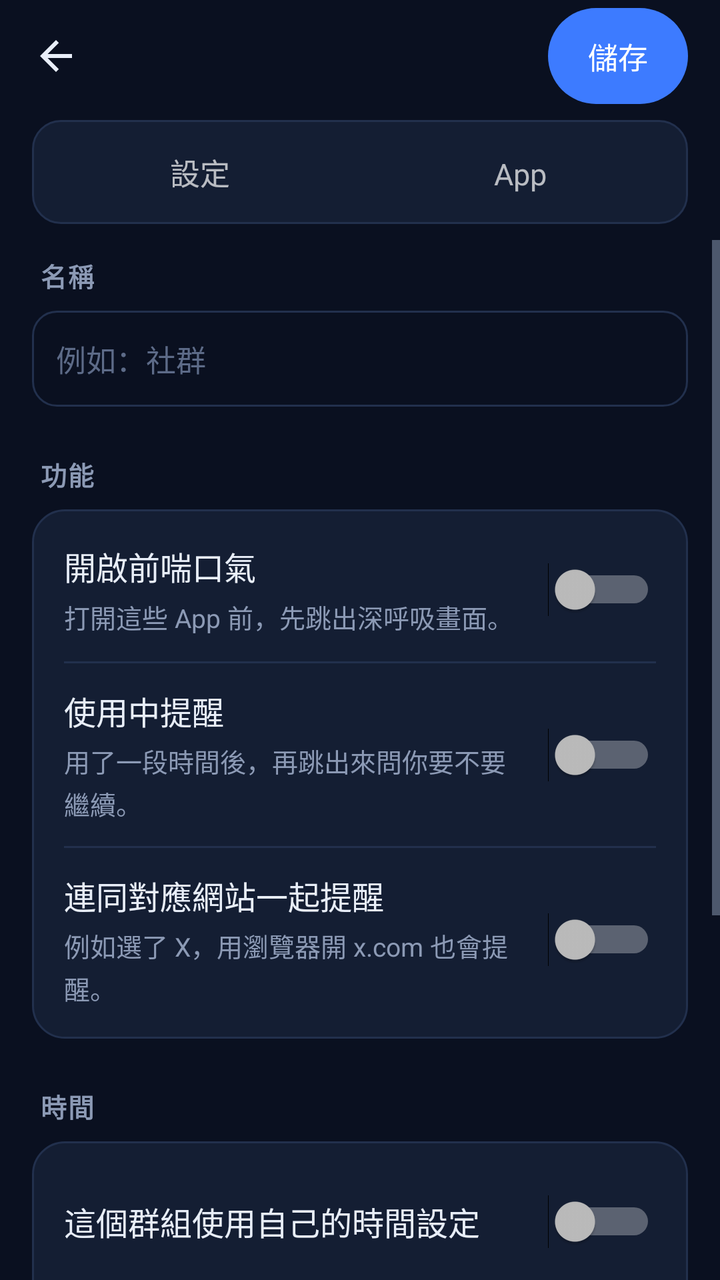
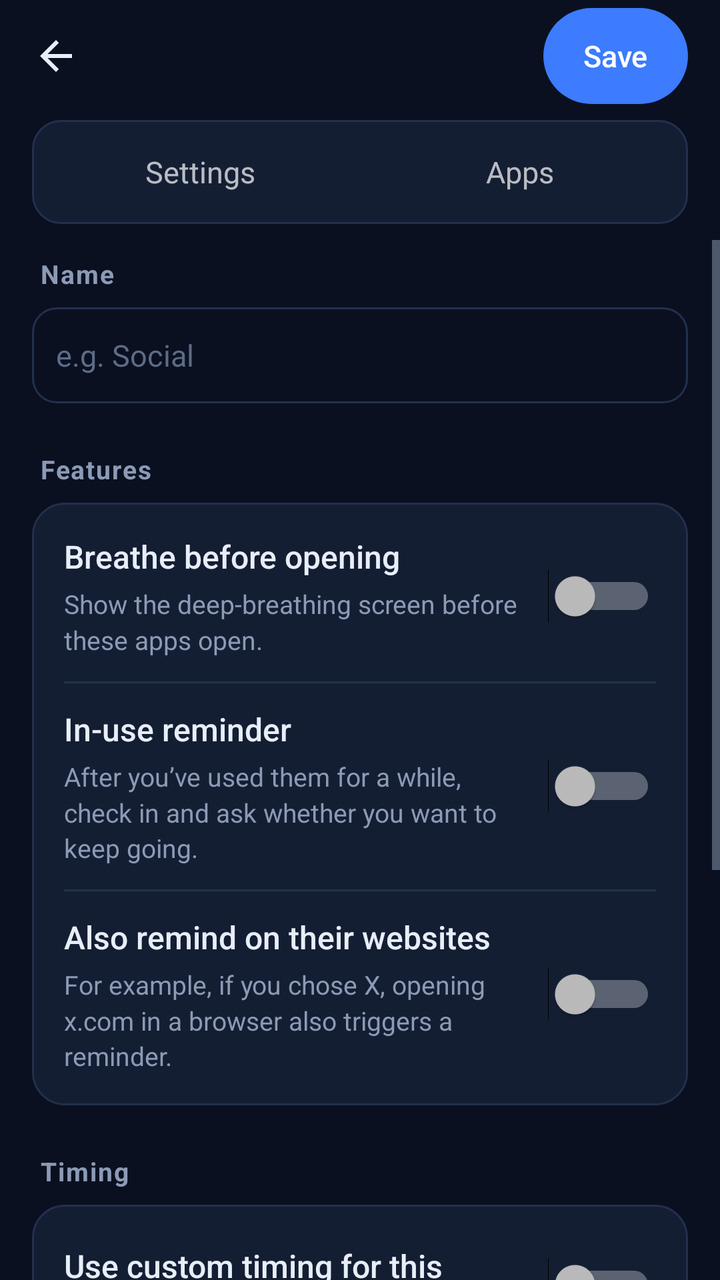

Screens rendered from an Android XML layout before and after an edit, with the pre-edit source and the edit as a unified diff.
<!-- AndroidManifest.xml: activity theme AppTheme -->
<!-- res/layout/activity_group_edit.xml -->
<?xml version="1.0" encoding="utf-8"?>
<LinearLayout xmlns:android="http://schemas.android.com/apk/res/android"
    android:layout_width="match_parent"
    android:layout_height="match_parent"
    android:background="@color/bg_main"
    android:orientation="vertical">

    
    <LinearLayout
        android:layout_width="match_parent"
        android:layout_height="wrap_content"
        android:gravity="center_vertical"
        android:minHeight="56dp"
        android:orientation="horizontal"
        android:paddingLeft="4dp"
        android:paddingRight="16dp">

        <ImageButton
            android:id="@+id/btnBack"
            android:layout_width="48dp"
            android:layout_height="48dp"
            android:background="?android:attr/selectableItemBackgroundBorderless"
            android:contentDescription="返回"
            android:src="@drawable/ic_back"
            android:tint="@color/text_primary" />

        <TextView
            android:id="@+id/editTitle"
            android:layout_width="0dp"
            android:layout_height="wrap_content"
            android:layout_marginLeft="8dp"
            android:layout_weight="1"
            android:ellipsize="end"
            android:singleLine="true"
            android:textColor="@color/text_primary"
            android:textSize="19sp"
            android:textStyle="bold" />

        <Button
            android:id="@+id/btnSave"
            style="@style/PillButton"
            android:layout_marginLeft="8dp"
            android:text="儲存" />
    </LinearLayout>

    
    <LinearLayout
        android:layout_width="match_parent"
        android:layout_height="wrap_content"
        android:layout_marginLeft="16dp"
        android:layout_marginTop="4dp"
        android:layout_marginRight="16dp"
        android:layout_marginBottom="8dp"
        android:background="@drawable/bg_segment"
        android:orientation="horizontal"
        android:padding="4dp">

        <TextView
            android:id="@+id/tabSettings"
            android:layout_width="0dp"
            android:layout_height="wrap_content"
            android:layout_weight="1"
            android:ellipsize="end"
            android:gravity="center"
            android:minHeight="44dp"
            android:singleLine="true"
            android:text="設定"
            android:textSize="15sp" />

        <TextView
            android:id="@+id/tabApps"
            android:layout_width="0dp"
            android:layout_height="wrap_content"
            android:layout_weight="1"
            android:ellipsize="end"
            android:gravity="center"
            android:minHeight="44dp"
            android:singleLine="true"
            android:text="App"
            android:textSize="15sp" />
    </LinearLayout>

    <FrameLayout
        android:layout_width="match_parent"
        android:layout_height="0dp"
        android:layout_weight="1">

        
        <ScrollView
            android:id="@+id/paneSettings"
            android:layout_width="match_parent"
            android:layout_height="match_parent"
            android:fillViewport="true">

            <LinearLayout
                android:layout_width="match_parent"
                android:layout_height="wrap_content"
                android:focusableInTouchMode="true"
                android:orientation="vertical"
                android:paddingLeft="16dp"
                android:paddingRight="16dp"
                android:paddingBottom="32dp">

                <TextView
                    style="@style/TextCaption"
                    android:layout_marginTop="8dp"
                    android:text="名稱" />

                <EditText
                    android:id="@+id/editName"
                    style="@style/InputBox"
                    android:hint="例如：社群"
                    android:imeOptions="actionDone"
                    android:inputType="text"
                    android:maxLength="30" />

                
                <TextView
                    style="@style/TextCaption"
                    android:text="功能" />

                <LinearLayout style="@style/CardBox">

                    <LinearLayout
                        android:id="@+id/rowPause"
                        android:layout_width="match_parent"
                        android:layout_height="wrap_content"
                        android:background="?android:attr/selectableItemBackground"
                        android:gravity="center_vertical"
                        android:minHeight="48dp"
                        android:orientation="horizontal">

                        <LinearLayout
                            android:layout_width="0dp"
                            android:layout_height="wrap_content"
                            android:layout_weight="1"
                            android:orientation="vertical">

                            <TextView
                                style="@style/TextCardTitle"
                                android:text="開啟前喘口氣" />

                            <TextView
                                style="@style/TextHint"
                                android:text="打開這些 App 前，先跳出深呼吸畫面。" />
                        </LinearLayout>

                        <Switch
                            android:id="@+id/switchPause"
                            android:layout_width="wrap_content"
                            android:layout_height="wrap_content"
                            android:layout_marginLeft="12dp"
                            android:minHeight="48dp" />
                    </LinearLayout>

                    <View style="@style/Hairline" />

                    <LinearLayout
                        android:id="@+id/rowRemind"
                        android:layout_width="match_parent"
                        android:layout_height="wrap_content"
                        android:background="?android:attr/selectableItemBackground"
                        android:gravity="center_vertical"
                        android:minHeight="48dp"
                        android:orientation="horizontal">

                        <LinearLayout
                            android:layout_width="0dp"
                            android:layout_height="wrap_content"
                            android:layout_weight="1"
                            android:orientation="vertical">

                            <TextView
                                style="@style/TextCardTitle"
                                android:text="使用中提醒" />

                            <TextView
                                style="@style/TextHint"
                                android:text="用了一段時間後，再跳出來問你要不要繼續。" />
                        </LinearLayout>

                        <Switch
                            android:id="@+id/switchRemind"
                            android:layout_width="wrap_content"
                            android:layout_height="wrap_content"
                            android:layout_marginLeft="12dp"
                            android:minHeight="48dp" />
                    </LinearLayout>

                    <View style="@style/Hairline" />

                    <LinearLayout
                        android:id="@+id/rowWeb"
                        android:layout_width="match_parent"
                        android:layout_height="wrap_content"
                        android:background="?android:attr/selectableItemBackground"
                        android:gravity="center_vertical"
                        android:minHeight="48dp"
                        android:orientation="horizontal">

                        <LinearLayout
                            android:layout_width="0dp"
                            android:layout_height="wrap_content"
                            android:layout_weight="1"
                            android:orientation="vertical">

                            <TextView
                                style="@style/TextCardTitle"
                                android:text="連同對應網站一起提醒" />

                            <TextView
                                style="@style/TextHint"
                                android:text="例如選了 X，用瀏覽器開 x.com 也會提醒。" />
                        </LinearLayout>

                        <Switch
                            android:id="@+id/switchWeb"
                            android:layout_width="wrap_content"
                            android:layout_height="wrap_content"
                            android:layout_marginLeft="12dp"
                            android:minHeight="48dp" />
                    </LinearLayout>
                </LinearLayout>

                
                <TextView
                    style="@style/TextCaption"
                    android:text="時間" />

                <LinearLayout style="@style/CardBox">

                    <LinearLayout
                        android:id="@+id/rowCustom"
                        android:layout_width="match_parent"
                        android:layout_height="wrap_content"
                        android:background="?android:attr/selectableItemBackground"
                        android:gravity="center_vertical"
                        android:minHeight="48dp"
                        android:orientation="horizontal">

                        <TextView
                            style="@style/TextCardTitle"
                            android:layout_width="0dp"
                            android:layout_weight="1"
                            android:text="這個群組使用自己的時間設定" />

                        <Switch
                            android:id="@+id/switchCustom"
                            android:layout_width="wrap_content"
                            android:layout_height="wrap_content"
                            android:layout_marginLeft="12dp"
                            android:minHeight="48dp" />
                    </LinearLayout>

                    <TextView
                        android:id="@+id/timingOff"
                        style="@style/TextHint"
                        android:text="使用「設定」頁的全域時間"
                        android:textColor="@color/text_muted" />

                    <LinearLayout
                        android:id="@+id/timingBox"
                        android:layout_width="match_parent"
                        android:layout_height="wrap_content"
                        android:orientation="vertical"
                        android:visibility="gone">

                        <View style="@style/Hairline" />

                        <LinearLayout
                            android:layout_width="match_parent"
                            android:layout_height="wrap_content"
                            android:gravity="center_vertical"
                            android:orientation="horizontal">

                            <TextView
                                style="@style/TextBody"
                                android:layout_width="0dp"
                                android:layout_weight="1"
                                android:text="開啟前等待秒數" />

                            <TextView
                                android:id="@+id/labelGDelay"
                                style="@style/TextValue" />
                        </LinearLayout>

                        <SeekBar
                            android:id="@+id/seekGDelay"
                            android:layout_width="match_parent"
                            android:layout_height="wrap_content"
                            android:minHeight="48dp" />

                        <LinearLayout
                            android:layout_width="match_parent"
                            android:layout_height="wrap_content"
                            android:layout_marginTop="8dp"
                            android:gravity="center_vertical"
                            android:orientation="horizontal">

                            <TextView
                                style="@style/TextBody"
                                android:layout_width="0dp"
                                android:layout_weight="1"
                                android:text="每使用幾分鐘提醒一次" />

                            <TextView
                                android:id="@+id/labelGRemind"
                                style="@style/TextValue" />
                        </LinearLayout>

                        <SeekBar
                            android:id="@+id/seekGRemind"
                            android:layout_width="match_parent"
                            android:layout_height="wrap_content"
                            android:minHeight="48dp" />

                        <LinearLayout
                            android:layout_width="match_parent"
                            android:layout_height="wrap_content"
                            android:layout_marginTop="8dp"
                            android:gravity="center_vertical"
                            android:orientation="horizontal">

                            <TextView
                                style="@style/TextBody"
                                android:layout_width="0dp"
                                android:layout_weight="1"
                                android:text="提醒畫面的等待秒數" />

                            <TextView
                                android:id="@+id/labelGRemindDelay"
                                style="@style/TextValue" />
                        </LinearLayout>

                        <SeekBar
                            android:id="@+id/seekGRemindDelay"
                            android:layout_width="match_parent"
                            android:layout_height="wrap_content"
                            android:minHeight="48dp" />
                    </LinearLayout>
                </LinearLayout>

                
                <TextView
                    style="@style/TextCaption"
                    android:text="自訂網站" />

                <LinearLayout style="@style/CardBox">

                    <TextView
                        style="@style/TextHint"
                        android:layout_marginTop="0dp"
                        android:text="給沒有 App 的網站用，例如 news.example.com。已選 App 對應的網站會自動算進來，不用另外加。" />

                    <LinearLayout
                        android:id="@+id/siteList"
                        android:layout_width="match_parent"
                        android:layout_height="wrap_content"
                        android:layout_marginTop="8dp"
                        android:orientation="vertical" />

                    <TextView
                        android:id="@+id/siteEmpty"
                        style="@style/TextHint"
                        android:text="還沒有自訂網站"
                        android:textColor="@color/text_muted" />

                    <LinearLayout
                        android:layout_width="match_parent"
                        android:layout_height="wrap_content"
                        android:layout_marginTop="12dp"
                        android:gravity="center_vertical"
                        android:orientation="horizontal">

                        <EditText
                            android:id="@+id/siteInput"
                            style="@style/InputBox"
                            android:layout_width="0dp"
                            android:layout_weight="1"
                            android:hint="網址，例如 news.example.com"
                            android:imeOptions="actionDone"
                            android:inputType="textUri" />

                        <Button
                            android:id="@+id/siteAdd"
                            style="@style/PillButtonSoft"
                            android:layout_marginLeft="8dp"
                            android:text="加入" />
                    </LinearLayout>

                    <TextView
                        android:id="@+id/siteError"
                        style="@style/TextHint"
                        android:textColor="@color/warn_text"
                        android:visibility="gone" />
                </LinearLayout>

                <Button
                    android:id="@+id/btnDelete"
                    style="@style/FlatButton"
                    android:layout_width="match_parent"
                    android:layout_marginTop="24dp"
                    android:text="刪除群組"
                    android:textColor="@color/warn_text"
                    android:visibility="gone" />
            </LinearLayout>
        </ScrollView>

        
        <LinearLayout
            android:id="@+id/paneApps"
            android:layout_width="match_parent"
            android:layout_height="match_parent"
            android:orientation="vertical"
            android:visibility="gone">

            <EditText
                android:id="@+id/searchBox"
                style="@style/InputBox"
                android:layout_marginLeft="16dp"
                android:layout_marginRight="16dp"
                android:drawableLeft="@android:drawable/ic_menu_search"
                android:drawablePadding="6dp"
                android:hint="搜尋 App"
                android:imeOptions="actionSearch"
                android:inputType="text"
                android:paddingLeft="8dp" />

            <TextView
                android:id="@+id/appCount"
                style="@style/TextHint"
                android:layout_marginTop="8dp"
                android:layout_marginBottom="4dp"
                android:paddingLeft="20dp"
                android:paddingRight="20dp" />

            <FrameLayout
                android:layout_width="match_parent"
                android:layout_height="0dp"
                android:layout_weight="1">

                <ListView
                    android:id="@+id/appList"
                    android:layout_width="match_parent"
                    android:layout_height="match_parent"
                    android:cacheColorHint="@android:color/transparent"
                    android:divider="@color/card_line"
                    android:dividerHeight="1px"
                    android:fastScrollEnabled="true"
                    android:listSelector="@android:color/transparent" />

                <TextView
                    android:id="@+id/appEmpty"
                    android:layout_width="match_parent"
                    android:layout_height="wrap_content"
                    android:gravity="center"
                    android:padding="24dp"
                    android:text="載入 App 中…"
                    android:textColor="@color/text_secondary"
                    android:textSize="14sp" />
            </FrameLayout>
        </LinearLayout>
    </FrameLayout>
</LinearLayout>
<!-- resources referenced by this layout -->
<resources>
  <color name="bg_main">#0A1020</color>
  <color name="card_line">#22304D</color>
  <color name="text_muted">#5D6B88</color>
  <color name="text_primary">#E8EEF8</color>
  <color name="text_secondary">#8C9AB5</color>
  <color name="warn_text">#F2A7B8</color>
  <!-- drawable bg_segment (drawable) -->
  <?xml version="1.0" encoding="utf-8"?>
  <shape xmlns:android="http://schemas.android.com/apk/res/android" android:shape="rectangle">
      <solid android:color="@color/card" />
      <stroke android:width="1dp" android:color="@color/card_line" />
      <corners android:radius="14dp" />
  </shape>
  <style name="CardBox">
          <item name="android:layout_width">match_parent</item>
          <item name="android:layout_height">wrap_content</item>
          <item name="android:orientation">vertical</item>
          <item name="android:background">@drawable/bg_card</item>
          <item name="android:padding">16dp</item>
      </style>
  <style name="Hairline">
          <item name="android:layout_width">match_parent</item>
          <item name="android:layout_height">1dp</item>
          <item name="android:layout_marginTop">12dp</item>
          <item name="android:layout_marginBottom">12dp</item>
          <item name="android:background">@color/card_line</item>
      </style>
  <style name="PillButtonSoft" parent="PillButton">
          <item name="android:background">@drawable/bg_pill_soft</item>
          <item name="android:textColor">@color/text_primary</item>
      </style>
  <color name="card">#141E33</color>
  <!-- drawable bg_card (drawable) -->
  <?xml version="1.0" encoding="utf-8"?>
  <shape xmlns:android="http://schemas.android.com/apk/res/android" android:shape="rectangle">
      <solid android:color="@color/card" />
      <stroke android:width="1dp" android:color="@color/card_line" />
      <corners android:radius="16dp" />
  </shape>
  <color name="chip_text">#A9C7FF</color>
  <color name="nav_bg">#0E1628</color>
  <color name="accent">#3D7BFF</color>
  <color name="ripple">#26FFFFFF</color>
  <color name="accent_soft">#1E3A70</color>
  <!-- unchanged entries left out for length: 13 -->
</resources>

<!-- the commit's change to res/layout/activity_group_edit.xml (unified diff, before → after) -->
@@ -20,7 +20,7 @@
             android:layout_width="48dp"
             android:layout_height="48dp"
             android:background="?android:attr/selectableItemBackgroundBorderless"
-            android:contentDescription="返回"
+            android:contentDescription="@string/back"
             android:src="@drawable/ic_back"
             android:tint="@color/text_primary" />
 
@@ -40,7 +40,7 @@
             android:id="@+id/btnSave"
             style="@style/PillButton"
             android:layout_marginLeft="8dp"
-            android:text="儲存" />
+            android:text="@string/save" />
     </LinearLayout>
 
     
@@ -64,7 +64,7 @@
             android:gravity="center"
             android:minHeight="44dp"
             android:singleLine="true"
-            android:text="設定"
+            android:text="@string/title_settings"
             android:textSize="15sp" />
 
         <TextView
@@ -76,7 +76,7 @@
             android:gravity="center"
             android:minHeight="44dp"
             android:singleLine="true"
-            android:text="App"
+            android:text="@string/edit_tab_apps"
             android:textSize="15sp" />
     </LinearLayout>
 
@@ -104,12 +104,12 @@
                 <TextView
                     style="@style/TextCaption"
                     android:layout_marginTop="8dp"
-                    android:text="名稱" />
+                    android:text="@string/edit_name" />
 
                 <EditText
                     android:id="@+id/editName"
                     style="@style/InputBox"
-                    android:hint="例如：社群"
+                    android:hint="@string/edit_name_hint"
                     android:imeOptions="actionDone"
                     android:inputType="text"
                     android:maxLength="30" />
@@ -117,7 +117,7 @@
                 
                 <TextView
                     style="@style/TextCaption"
-                    android:text="功能" />
+                    android:text="@string/edit_features" />
 
                 <LinearLayout style="@style/CardBox">
 
@@ -138,11 +138,11 @@
 
                             <TextView
                                 style="@style/TextCardTitle"
-                                android:text="開啟前喘口氣" />
+                                android:text="@string/feature_pause" />
 
                             <TextView
                                 style="@style/TextHint"
-                                android:text="打開這些 App 前，先跳出深呼吸畫面。" />
+                                android:text="@string/edit_pause_hint" />
                         </LinearLayout>
 
                         <Switch
@@ -172,11 +172,11 @@
 
                             <TextView
                                 style="@style/TextCardTitle"
-                                android:text="使用中提醒" />
+                                android:text="@string/feature_remind" />
 
                             <TextView
                                 style="@style/TextHint"
-                                android:text="用了一段時間後，再跳出來問你要不要繼續。" />
+                                android:text="@string/edit_remind_hint" />
                         </LinearLayout>
 
                         <Switch
@@ -206,11 +206,11 @@
 
                             <TextView
                                 style="@style/TextCardTitle"
-                                android:text="連同對應網站一起提醒" />
+                                android:text="@string/edit_web" />
 
                             <TextView
                                 style="@style/TextHint"
-                                android:text="例如選了 X，用瀏覽器開 x.com 也會提醒。" />
+                                android:text="@string/edit_web_hint" />
                         </LinearLayout>
 
                         <Switch
@@ -225,7 +225,7 @@
                 
                 <TextView
                     style="@style/TextCaption"
-                    android:text="時間" />
+                    android:text="@string/edit_timing" />
 
                 <LinearLayout style="@style/CardBox">
 
@@ -242,7 +242,7 @@
                             style="@style/TextCardTitle"
                             android:layout_width="0dp"
                             android:layout_weight="1"
-                            android:text="這個群組使用自己的時間設定" />
+                            android:text="@string/edit_custom_timing" />
 
                         <Switch
                             android:id="@+id/switchCustom"
@@ -255,7 +255,7 @@
                     <TextView
                         android:id="@+id/timingOff"
                         style="@style/TextHint"
-                        android:text="使用「設定」頁的全域時間"
+                        android:text="@string/edit_timing_off"
                         android:textColor="@color/text_muted" />
 
                     <LinearLayout
@@ -277,7 +277,7 @@
                                 style="@style/TextBody"
                                 android:layout_width="0dp"
                                 android:layout_weight="1"
-                                android:text="開啟前等待秒數" />
+                                android:text="@string/delay_title" />
 
                             <TextView
                                 android:id="@+id/labelGDelay"
@@ -301,7 +301,7 @@
                                 style="@style/TextBody"
                                 android:layout_width="0dp"
                                 android:layout_weight="1"
-                                android:text="每使用幾分鐘提醒一次" />
+                                android:text="@string/remind_interval_title" />
 
                             <TextView
                                 android:id="@+id/labelGRemind"
@@ -325,7 +325,7 @@
                                 style="@style/TextBody"
                                 android:layout_width="0dp"
                                 android:layout_weight="1"
-                                android:text="提醒畫面的等待秒數" />
+                                android:text="@string/remind_delay_title" />
 
                             <TextView
                                 android:id="@+id/labelGRemindDelay"
@@ -343,14 +343,14 @@
                 
                 <TextView
                     style="@style/TextCaption"
-                    android:text="自訂網站" />
+                    android:text="@string/edit_sites" />
 
                 <LinearLayout style="@style/CardBox">
 
                     <TextView
                         style="@style/TextHint"
                         android:layout_marginTop="0dp"
-                        android:text="給沒有 App 的網站用，例如 news.example.com。已選 App 對應的網站會自動算進來，不用另外加。" />
+                        android:text="@string/edit_sites_hint" />
 
                     <LinearLayout
                         android:id="@+id/siteList"
@@ -362,7 +362,7 @@
                     <TextView
                         android:id="@+id/siteEmpty"
                         style="@style/TextHint"
-                        android:text="還沒有自訂網站"
+                        android:text="@string/edit_sites_empty"
                         android:textColor="@color/text_muted" />
 
                     <LinearLayout
@@ -377,7 +377,7 @@
                             style="@style/InputBox"
                             android:layout_width="0dp"
                             android:layout_weight="1"
-                            android:hint="網址，例如 news.example.com"
+                            android:hint="@string/edit_site_input_hint"
                             android:imeOptions="actionDone"
                             android:inputType="textUri" />
 
@@ -385,7 +385,7 @@
                             android:id="@+id/siteAdd"
                             style="@style/PillButtonSoft"
                             android:layout_marginLeft="8dp"
-                            android:text="加入" />
+                            android:text="@string/edit_site_add" />
                     </LinearLayout>
 
                     <TextView
@@ -400,7 +400,7 @@
                     style="@style/FlatButton"
                     android:layout_width="match_parent"
                     android:layout_marginTop="24dp"
-                    android:text="刪除群組"
+                    android:text="@string/edit_delete"
                     android:textColor="@color/warn_text"
                     android:visibility="gone" />
             </LinearLayout>
@@ -421,7 +421,7 @@
                 android:layout_marginRight="16dp"
                 android:drawableLeft="@android:drawable/ic_menu_search"
                 android:drawablePadding="6dp"
-                android:hint="搜尋 App"
+                android:hint="@string/edit_search_hint"
                 android:imeOptions="actionSearch"
                 android:inputType="text"
                 android:paddingLeft="8dp" />
@@ -455,7 +455,7 @@
                     android:layout_height="wrap_content"
                     android:gravity="center"
                     android:padding="24dp"
-                    android:text="載入 App 中…"
+                    android:text="@string/edit_loading"
                     android:textColor="@color/text_secondary"
                     android:textSize="14sp" />
             </FrameLayout>
<!-- resource entries referenced after the edit -->
@@ -13,6 +13,33 @@
       <stroke android:width="1dp" android:color="@color/card_line" />
       <corners android:radius="14dp" />
   </shape>
+  <string name="back">Back</string>
+  <string name="delay_title">Wait before opening</string>
+  <string name="edit_custom_timing">Use custom timing for this group</string>
+  <string name="edit_delete">Delete group</string>
+  <string name="edit_features">Features</string>
+  <string name="edit_loading">Loading apps…</string>
+  <string name="edit_name">Name</string>
+  <string name="edit_name_hint">e.g. Social</string>
+  <string name="edit_pause_hint">Show the deep-breathing screen before these apps open.</string>
+  <string name="edit_remind_hint">After you’ve used them for a while, check in and ask whether you want to keep going.</string>
+  <string name="edit_search_hint">Search apps</string>
+  <string name="edit_site_add">Add</string>
+  <string name="edit_site_input_hint">Website, e.g. news.example.com</string>
+  <string name="edit_sites">Custom websites</string>
+  <string name="edit_sites_empty">No custom websites yet</string>
+  <string name="edit_sites_hint">For websites without an app, such as news.example.com. Websites that match the apps you chose are included automatically, so you don’t need to add them.</string>
+  <string name="edit_tab_apps">Apps</string>
+  <string name="edit_timing">Timing</string>
+  <string name="edit_timing_off">Uses the global timing from the Settings tab</string>
+  <string name="edit_web">Also remind on their websites</string>
+  <string name="edit_web_hint">For example, if you chose X, opening x.com in a browser also triggers a reminder.</string>
+  <string name="feature_pause">Breathe before opening</string>
+  <string name="feature_remind">In-use reminder</string>
+  <string name="remind_delay_title">Wait on the reminder screen</string>
+  <string name="remind_interval_title">Reminder interval</string>
+  <string name="save">Save</string>
+  <string name="title_settings">Settings</string>
   <style name="CardBox">
           <item name="android:layout_width">match_parent</item>
           <item name="android:layout_height">wrap_content</item>
